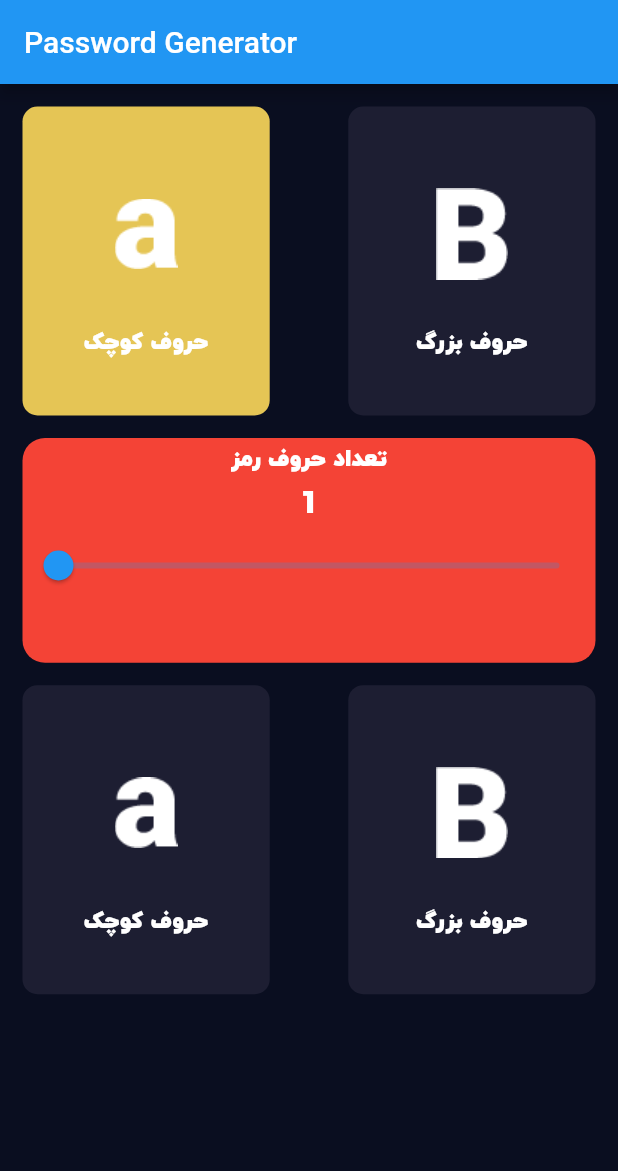
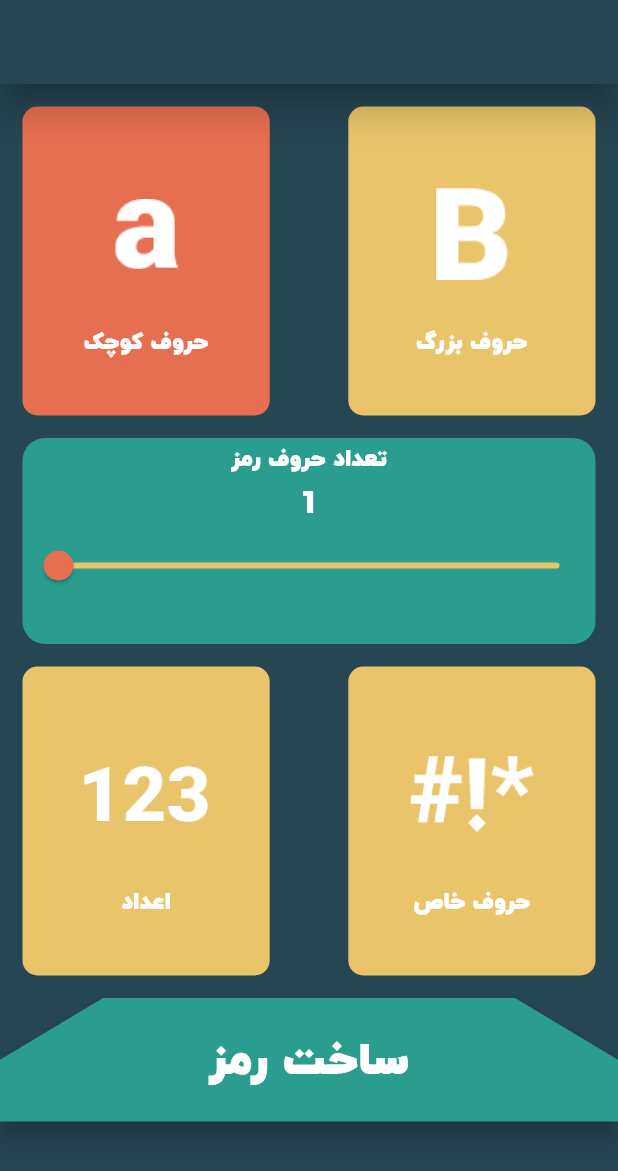
Before and after one commit to SajadRahimi1/password_generator, a Flutter app: the screen it shows after launch, after a tap on "حروف کوچک", on a phone screen of 412 x 824 dp. Shown: the top 1171 px of the screen. Run offline on Flutter 3.47's test engine with Material 2 defaults, Android fonts, the phone set to English and light mode, and no system bars; our stand-ins replace get.

Commit message:
Complete first page

```diff
--- a/lib/Service/generatePassword.dart
+++ b/lib/Service/generatePassword.dart
@@ -1,4 +1,3 @@
-import 'dart:io';
 import 'dart:math';
 
 String generatePassword(bool _isWithLetters, bool _isWithUppercase,
@@ -7,7 +6,7 @@ String generatePassword(bool _isWithLetters, bool _isWithUppercase,
   String _lowerCaseLetters = "abcdefghijklmnopqrstuvwxyz";
   String _upperCaseLetters = "ABCDEFGHIJKLMNOPQRSTUVWXYZ";
   String _numbers = "0123456789";
-  String _special = "@#=+!£\$%&?[](){}";
+  String _special = "@#=+!\$%&?";
 
   //Create the empty string that will contain the allowed chars
   String _allowedChars = "";
--- a/lib/main.dart
+++ b/lib/main.dart
@@ -1,4 +1,5 @@
 import 'package:flutter/material.dart';
+import 'package:flutter/services.dart';
 import 'package:password_generator/Service/generatePassword.dart';
 import 'package:password_generator/screen/card.dart';
 import 'package:get/get.dart';
@@ -10,7 +11,7 @@ void main() {
 class MyApp extends StatelessWidget {
   @override
   Widget build(BuildContext context) {
-    return MaterialApp(
+    return GetMaterialApp(
       debugShowCheckedModeBanner: false,
       home: Home(),
     );
@@ -20,16 +21,18 @@ class MyApp extends StatelessWidget {
 class Home extends StatelessWidget {
   CustomeCard _customeCard1 = CustomeCard();
   CustomeCard _customeCard2 = CustomeCard();
-  bool lower = false, upper = false, special = false, number = false;
+  bool lower = true, upper = false, special = false, number = false;
   CustomeCard _customeCard3 = CustomeCard();
   CustomeCard _customeCard4 = CustomeCard();
-  var lengh = 1.obs;
+  var _lengh = 1.obs;
+  String _pass = "";
   @override
   Widget build(BuildContext context) {
     return Scaffold(
-        backgroundColor: Color(0xff0A0E20),
+        backgroundColor: Color(0xff264653),
         appBar: AppBar(
-          title: Text("Password Generator"),
+          backgroundColor: Color(0xff264653),
+          elevation: 10,
         ),
         body: Column(
           children: [
@@ -127,10 +130,10 @@ class Home extends StatelessWidget {
             Container(
                 margin: EdgeInsets.only(right: 15, left: 15),
                 width: Get.width,
-                height: Get.height / 5.5,
+                height: Get.height / 6,
                 decoration: BoxDecoration(
                   borderRadius: BorderRadius.circular(15),
-                  color: Colors.red,
+                  color: Color(0xff2a9d8f),
                 ),
                 child: Column(
                   children: [
@@ -141,18 +144,20 @@ class Home extends StatelessWidget {
                           fontFamily: "yekan",
                           fontSize: 15),
                     ),
-                    Obx(() => Text(lengh.value.toString(),
+                    Obx(() => Text(_lengh.value.toString(),
                         style: TextStyle(
                             color: Colors.white,
                             fontFamily: "yekan",
                             fontSize: 20))),
                     Obx(
                       () => Slider(
-                        value: lengh.value.toDouble(),
+                        value: _lengh.value.toDouble(),
+                        activeColor: Color(0xffe76f51),
                         min: 1,
                         max: 20,
+                        inactiveColor: Color(0xffe9c46a),
                         onChanged: (value) {
-                          lengh.value = value.toInt();
+                          _lengh.value = value.toInt();
                         },
                       ),
                     ),
@@ -167,8 +172,8 @@ class Home extends StatelessWidget {
                   GestureDetector(
                       onTap: () {
                         _customeCard3.click();
-                        if (_customeCard3.enabled.value) lower = true;
-                        if (!_customeCard3.enabled.value) lower = false;
+                        if (_customeCard3.enabled.value) number = true;
+                        if (!_customeCard3.enabled.value) number = false;
                       },
                       child: Obx(
                         () => Container(
@@ -183,7 +188,7 @@ class Home extends StatelessWidget {
                                       top: MediaQuery.of(context).size.width /
                                           10.8),
                                   child: Image.asset(
-                                    "asset/a.png",
+                                    "asset/123.png",
                                     height: Get.height / 8.8,
                                     width: Get.width / 5,
                                   ),
@@ -191,7 +196,7 @@ class Home extends StatelessWidget {
                                 Container(
                                   padding: EdgeInsets.only(top: Get.width / 36),
                                   child: Text(
-                                    "حروف کوچک",
+                                    "اعداد",
                                     style: TextStyle(
                                         fontFamily: "yekan",
                                         color: Colors.white,
@@ -208,8 +213,8 @@ class Home extends StatelessWidget {
                   GestureDetector(
                       onTap: () {
                         _customeCard4.click();
-                        if (_customeCard4.enabled.value) upper = true;
-                        if (!_customeCard4.enabled.value) upper = false;
+                        if (_customeCard4.enabled.value) special = true;
+                        if (!_customeCard4.enabled.value) special = false;
                       },
                       child: Obx(
                         () => Container(
@@ -224,7 +229,7 @@ class Home extends StatelessWidget {
                                       top: MediaQuery.of(context).size.width /
                                           10.8),
                                   child: Image.asset(
-                                    "asset/B.png",
+                                    "asset/special.png",
                                     height: Get.height / 8.8,
                                     width: Get.width / 5,
                                   ),
@@ -232,7 +237,7 @@ class Home extends StatelessWidget {
                                 Container(
                                   padding: EdgeInsets.only(top: Get.width / 36),
                                   child: Text(
-                                    "حروف بزرگ",
+                                    "حروف خاص",
                                     style: TextStyle(
                                         fontFamily: "yekan",
                                         color: Colors.white,
@@ -249,6 +254,43 @@ class Home extends StatelessWidget {
                 ],
               ),
             ),
+            SizedBox(
+              height: Get.height / 10,
+              width: Get.width,
+              child: FloatingActionButton(
+                onPressed: () {
+                  try {
+                    _pass = generatePassword(
+                        lower, upper, number, special, _lengh.toDouble());
+                  } catch (e) {
+                    _pass = "شما باید حداقل یکی از ویژگی ها را انتخاب کنید";
+                  }
+                  Get.defaultDialog(
+                      titleStyle: TextStyle(fontFamily: "yekan"),
+                      middleTextStyle: TextStyle(fontFamily: "yekan"),
+                      title: "رمز ساخته شده",
+                      middleText: _pass,
+                      actions: [
+                        IconButton(
+                            onPressed: () {
+                              Clipboard.setData(ClipboardData(text: _pass));
+                            },
+                            icon: Icon(Icons.copy))
+                      ]);
+                },
+                splashColor: Color(0xffe76f51),
+                backgroundColor: Color(0xff2a9d8f),
+                child: Text(
+                  "ساخت رمز",
+                  style: TextStyle(fontFamily: "yekan", fontSize: 30),
+                ),
+                shape: BeveledRectangleBorder(
+                  borderRadius: BorderRadius.only(
+                      topLeft: Radius.circular(Get.width / 6),
+                      topRight: Radius.circular(Get.width / 6)),
+                ),
+              ),
+            )
           ],
         ));
   }
--- a/lib/screen/card.dart
+++ b/lib/screen/card.dart
@@ -3,16 +3,16 @@ import 'package:get/get.dart';
 
 class CustomeCard {
   var enabled = false.obs;
-  var enableClick = Color(0xff1D1E32).obs;
+  var enableClick = Color(0xffe9c46a).obs;
   void click() {
     bool check = false;
     if (enabled.value) {
-      enableClick.value = Color(0xff1D1E32);
+      enableClick.value = Color(0xffe9c46a);
       check = true;
       enabled.value = false;
     }
     if (!enabled.value && check == false) {
-      enableClick.value = Color(0xffe5c555);
+      enableClick.value = Color(0xffe76f51);
       enabled.value = true;
     }
   }
```
